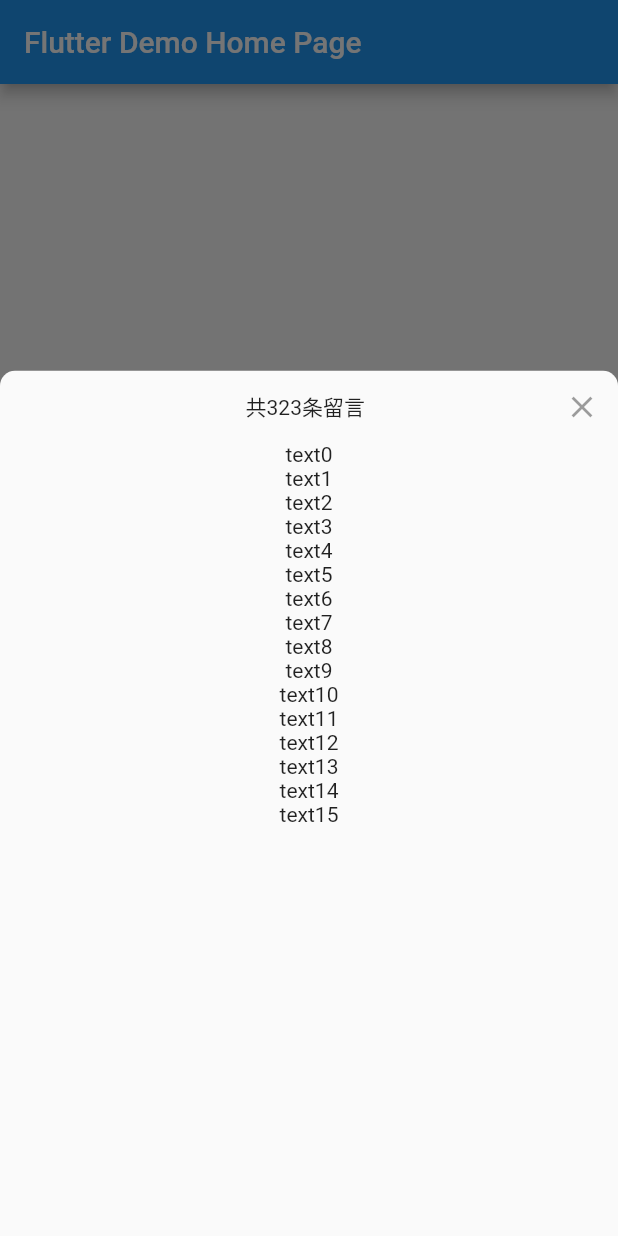
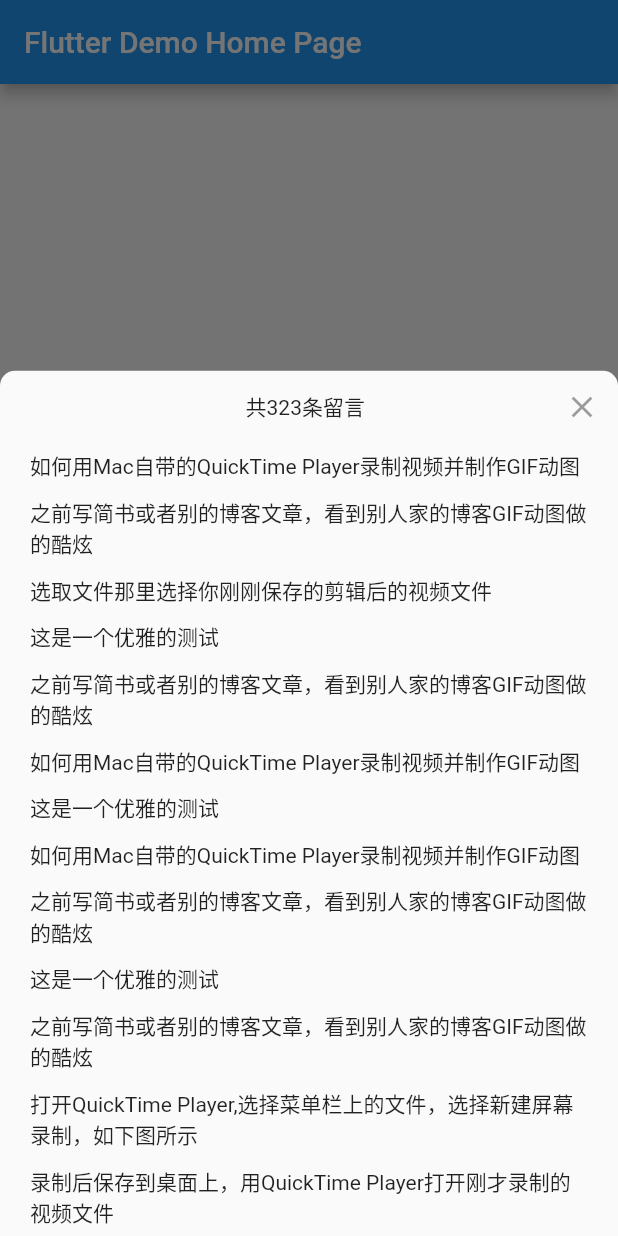
Before and after one commit to szfrank/flexible_bottom_sheet, a Flutter app: the screen it shows after launch, after a tap on the "add" icon, on a phone screen of 412 x 824 dp. Run offline on Flutter 3.47's test engine with Material 2 defaults, Android fonts, the phone set to English and light mode, and no system bars.

Commit message:
* update

```diff
--- a/example/lib/main.dart
+++ b/example/lib/main.dart
@@ -47,7 +47,24 @@ class _MyHomePageState extends State<MyHomePage> {
   int _counter = 0;
 
   void _incrementCounter() {
-    List tmpList = [0, 1, 2, 3, 4, 5, 6, 7, 8, 9, 10, 11, 12, 13, 14, 15];
+    List tmpList = [
+      '如何用Mac自带的QuickTime Player录制视频并制作GIF动图',
+      '之前写简书或者别的博客文章，看到别人家的博客GIF动图做的酷炫',
+      '选取文件那里选择你刚刚保存的剪辑后的视频文件',
+      '这是一个优雅的测试',
+      '之前写简书或者别的博客文章，看到别人家的博客GIF动图做的酷炫',
+      '如何用Mac自带的QuickTime Player录制视频并制作GIF动图',
+      '这是一个优雅的测试',
+      '如何用Mac自带的QuickTime Player录制视频并制作GIF动图',
+      '之前写简书或者别的博客文章，看到别人家的博客GIF动图做的酷炫',
+      '这是一个优雅的测试',
+      '之前写简书或者别的博客文章，看到别人家的博客GIF动图做的酷炫',
+      '打开QuickTime Player,选择菜单栏上的文件，选择新建屏幕录制，如下图所示',
+      '录制后保存到桌面上，用QuickTime Player打开刚才录制的视频文件',
+      '之后可以看到剪辑横条，红色线可以选择你要剪切掉的内容',
+      '打开后，选择菜单栏上的显示->显示剪辑',
+      '然后选择编辑->分离剪辑，会得到下面的图片',
+    ];
     showFlexibleModalBottomSheet<void>(
       context: context,
       builder: (BuildContext context) {
@@ -69,8 +86,15 @@ class _MyHomePageState extends State<MyHomePage> {
             child: ListView.builder(
               padding: const EdgeInsets.symmetric(horizontal: 10.0),
               itemBuilder: (_, int index) {
-                final int data = tmpList[index];
-                return Center(child: Text('text' + data.toString()));
+                final String data = tmpList[index];
+                return Container(
+                  padding: const EdgeInsets.symmetric(
+                      vertical: 5.0, horizontal: 10.0),
+                  child: Text(
+                    data ?? '',
+                    textAlign: TextAlign.start,
+                  ),
+                );
               },
               itemCount: tmpList.length,
               // controller: _scrollControll,
```
Also changed, not shown: aaaaaaaa.gif (added), 2 other files.
